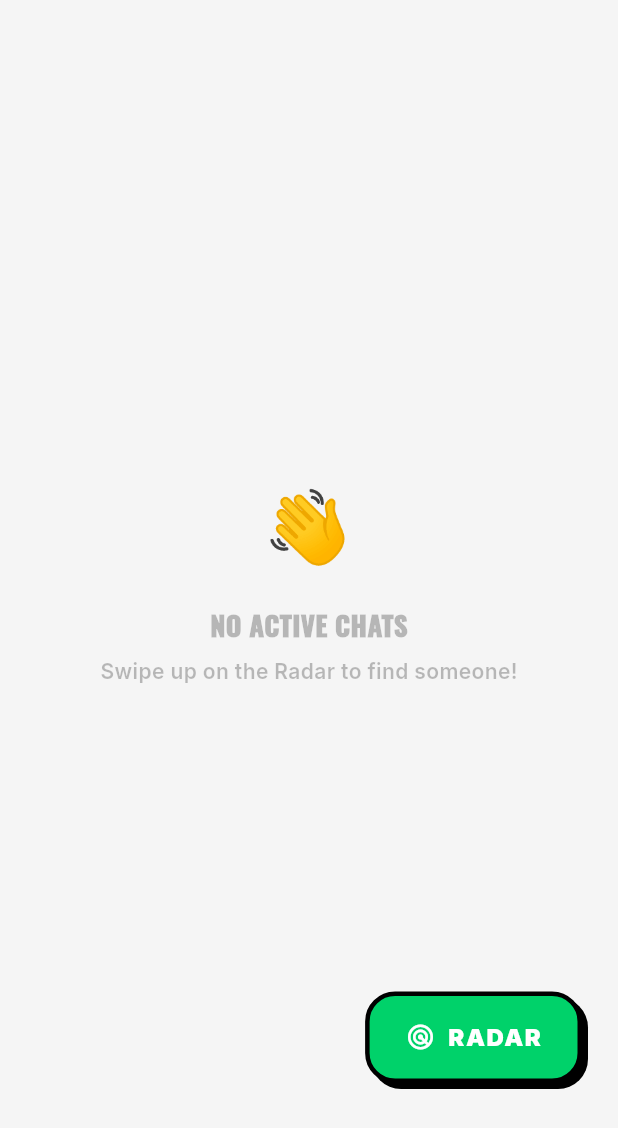
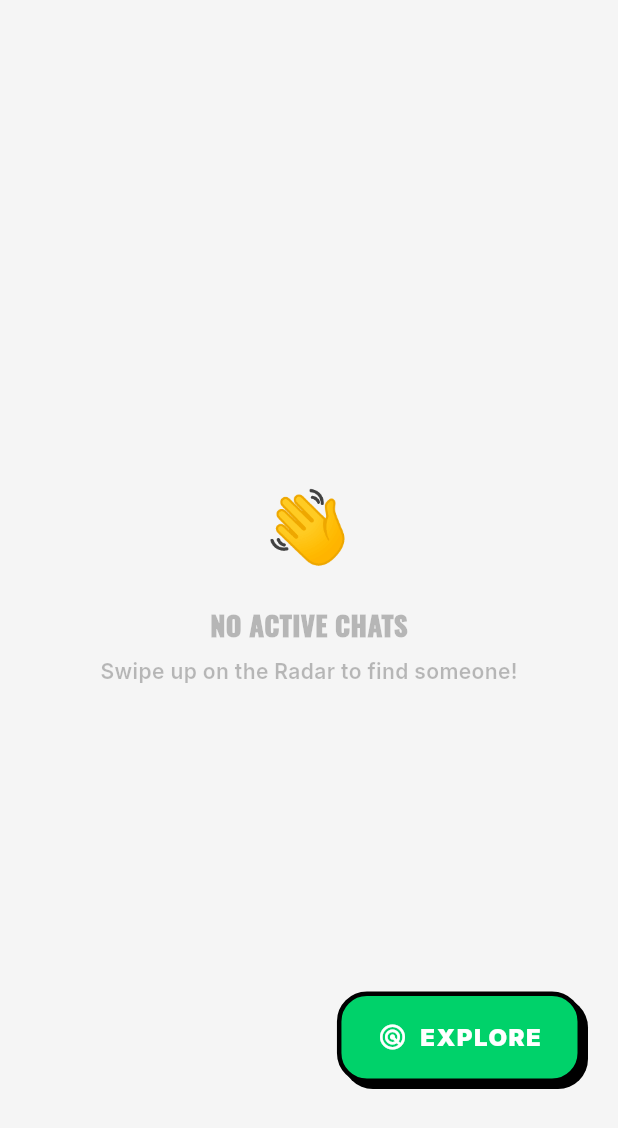
Before and after one commit to ghostp13409/SwiftChat, a Flutter app: the SwiftShell screen opened directly with empty values, on a phone screen of 412 x 824 dp, the part 108-1236 px from its top. Run offline on Flutter 3.47's test engine with Material 3 defaults, Android fonts, the phone set to English and light mode, and no system bars; our stand-ins replace dartz, equatable, flutter_bloc, get_it, google_fonts, isar_community and 1 more; missing offline and left inert: cryptography, nearby_connections; accounts and stored records are empty; generated files the repository leaves out were written again; project files that could hold a hidden picture were left out.

Commit message:
refactor: adjust shell navigation, rename Radar to Explore, and update roadmap for detailed section implementation

```diff
--- a/swiftchat/lib/features/discovery/presentation/pages/chat_list_pane.dart
+++ b/swiftchat/lib/features/discovery/presentation/pages/chat_list_pane.dart
@@ -156,7 +156,7 @@ class ChatListPane extends StatelessWidget {
                 type: SwiftButtonType.primary,
                 fullWidth: false,
                 icon: Icons.radar,
-                label: 'RADAR',
+                label: 'EXPLORE',
               ),
             ),
           ],
--- a/swiftchat/lib/shared/widgets/navigation/swift_shell.dart
+++ b/swiftchat/lib/shared/widgets/navigation/swift_shell.dart
@@ -13,8 +13,8 @@ class SwiftShell extends StatefulWidget {
 }
 
 class _SwiftShellState extends State<SwiftShell> {
-  final PageController _pageController = PageController(initialPage: 1);
-  double _currentPage = 1.0;
+  final PageController _pageController = PageController(initialPage: 0);
+  double _currentPage = 0.0;
 
   @override
   void initState() {
@@ -22,7 +22,7 @@ class _SwiftShellState extends State<SwiftShell> {
     _pageController.addListener(() {
       if (_pageController.hasClients) {
         setState(() {
-          _currentPage = _pageController.page ?? 1.0;
+          _currentPage = _pageController.page ?? 0.0;
         });
       }
     });
@@ -46,26 +46,11 @@ class _SwiftShellState extends State<SwiftShell> {
   @override
   Widget build(BuildContext context) {
     return Scaffold(
-      body: Stack(
+      body: PageView(
+        controller: _pageController,
         children: [
-          PageView(
-            controller: _pageController,
-            children: [
-              ProfilePane(profile: widget.myProfile),
-              ChatListPane(onOpenRadar: _openRadar),
-            ],
-          ),
-
-          // Custom Page Indicator (Minimal)
-          if (_currentPage < 1.0)
-            Positioned(
-              top: MediaQuery.of(context).padding.top + 20,
-              left: 20,
-              child: Opacity(
-                opacity: 1.0 - _currentPage,
-                child: const Icon(Icons.arrow_back_ios, color: Colors.black26),
-              ),
-            ),
+          ChatListPane(onOpenRadar: _openRadar),
+          ProfilePane(profile: widget.myProfile),
         ],
       ),
     );
```
Also changed, not shown: 4 other files.
